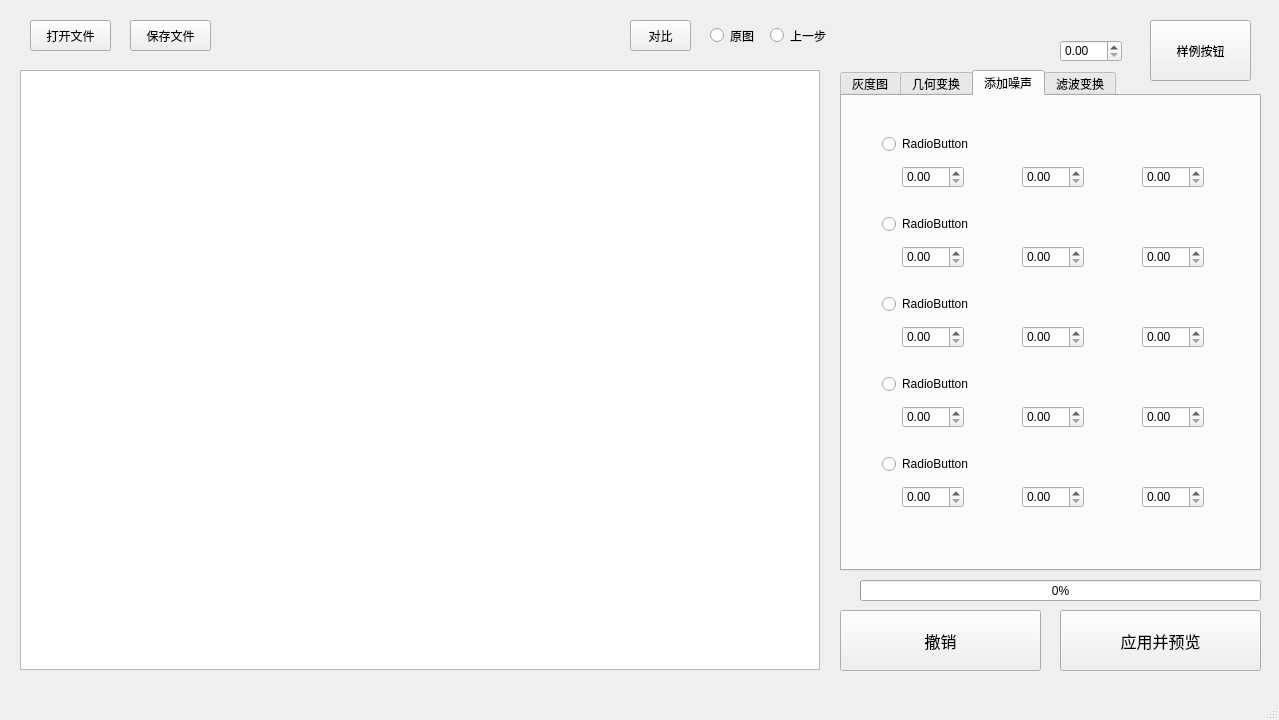
The window that gui/main.ui (xzx1449/DIP-assignment) describes before a commit, drawn with Qt 5.
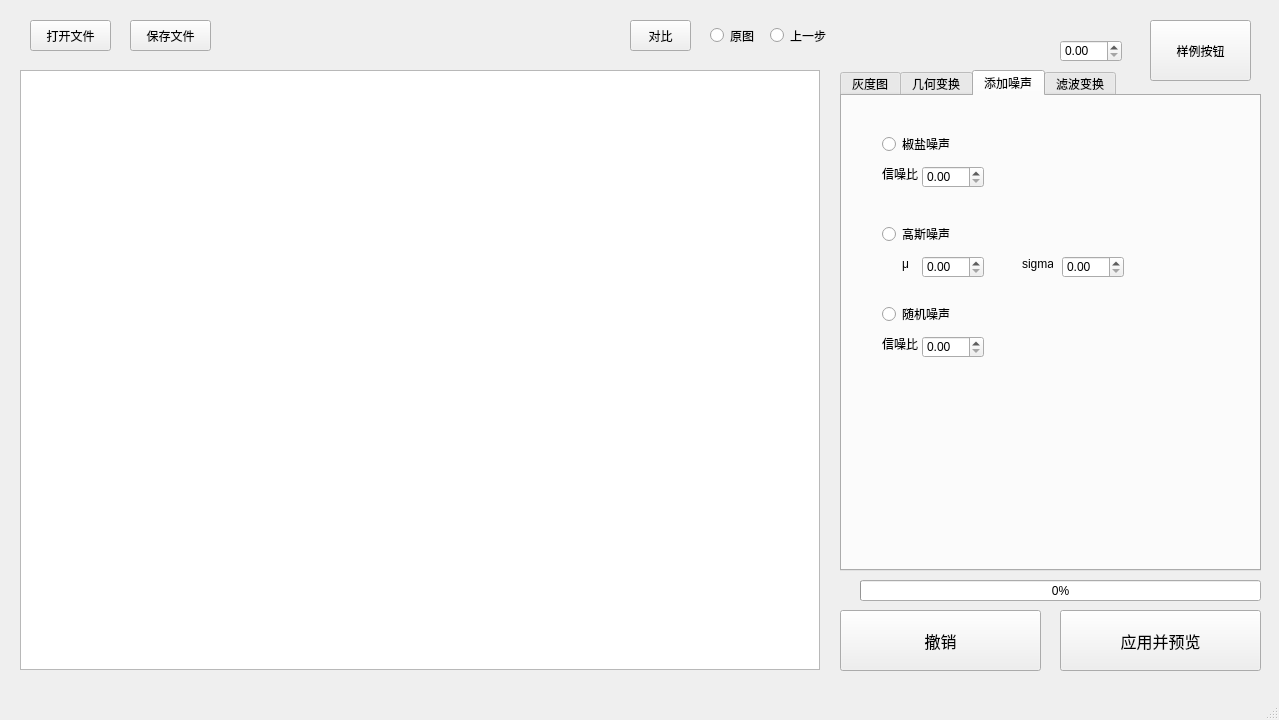
The same window after the commit. The open tabs and pages were chosen to show the change.

The edit to the form file:
```diff
--- a/gui/main.ui
+++ b/gui/main.ui
@@ -701,7 +701,7 @@
        </rect>
       </property>
       <property name="text">
-       <string>RadioButton</string>
+       <string>椒盐噪声</string>
       </property>
       <attribute name="buttonGroup">
        <string notr="true">choiceButtonGroup</string>
@@ -711,13 +711,13 @@
       <property name="geometry">
        <rect>
         <x>40</x>
-        <y>120</y>
+        <y>130</y>
         <width>89</width>
         <height>16</height>
        </rect>
       </property>
       <property name="text">
-       <string>RadioButton</string>
+       <string>高斯噪声</string>
       </property>
       <attribute name="buttonGroup">
        <string notr="true">choiceButtonGroup</string>
@@ -727,45 +727,13 @@
       <property name="geometry">
        <rect>
         <x>40</x>
-        <y>200</y>
+        <y>210</y>
         <width>89</width>
         <height>16</height>
        </rect>
       </property>
       <property name="text">
-       <string>RadioButton</string>
-      </property>
-      <attribute name="buttonGroup">
-       <string notr="true">choiceButtonGroup</string>
-      </attribute>
-     </widget>
-     <widget class="QRadioButton" name="choice34">
-      <property name="geometry">
-       <rect>
-        <x>40</x>
-        <y>280</y>
-        <width>89</width>
-        <height>16</height>
-       </rect>
-      </property>
-      <property name="text">
-       <string>RadioButton</string>
-      </property>
-      <attribute name="buttonGroup">
-       <string notr="true">choiceButtonGroup</string>
-      </attribute>
-     </widget>
-     <widget class="QRadioButton" name="choice35">
-      <property name="geometry">
-       <rect>
-        <x>40</x>
-        <y>360</y>
-        <width>89</width>
-        <height>16</height>
-       </rect>
-      </property>
-      <property name="text">
-       <string>RadioButton</string>
+       <string>随机噪声</string>
       </property>
       <attribute name="buttonGroup">
        <string notr="true">choiceButtonGroup</string>
@@ -774,152 +742,115 @@
      <widget class="QDoubleSpinBox" name="para311">
       <property name="geometry">
        <rect>
-        <x>60</x>
+        <x>80</x>
         <y>70</y>
         <width>62</width>
         <height>22</height>
        </rect>
       </property>
-     </widget>
-     <widget class="QDoubleSpinBox" name="para312">
-      <property name="geometry">
-       <rect>
-        <x>180</x>
-        <y>70</y>
-        <width>62</width>
-        <height>22</height>
-       </rect>
+      <property name="maximum">
+       <double>1.000000000000000</double>
       </property>
-     </widget>
-     <widget class="QDoubleSpinBox" name="para313">
-      <property name="geometry">
-       <rect>
-        <x>300</x>
-        <y>70</y>
-        <width>62</width>
-        <height>22</height>
-       </rect>
-      </property>
-     </widget>
-     <widget class="QDoubleSpinBox" name="para323">
-      <property name="geometry">
-       <rect>
-        <x>300</x>
-        <y>150</y>
-        <width>62</width>
-        <height>22</height>
-       </rect>
+      <property name="singleStep">
+       <double>0.100000000000000</double>
       </property>
      </widget>
      <widget class="QDoubleSpinBox" name="para321">
       <property name="geometry">
        <rect>
-        <x>60</x>
-        <y>150</y>
+        <x>80</x>
+        <y>160</y>
         <width>62</width>
         <height>22</height>
        </rect>
       </property>
+      <property name="maximum">
+       <double>255.000000000000000</double>
+      </property>
      </widget>
      <widget class="QDoubleSpinBox" name="para322">
       <property name="geometry">
        <rect>
-        <x>180</x>
-        <y>150</y>
+        <x>220</x>
+        <y>160</y>
         <width>62</width>
         <height>22</height>
        </rect>
       </property>
-     </widget>
-     <widget class="QDoubleSpinBox" name="para333">
-      <property name="geometry">
-       <rect>
-        <x>300</x>
-        <y>230</y>
-        <width>62</width>
-        <height>22</height>
-       </rect>
+      <property name="maximum">
+       <double>255.000000000000000</double>
       </property>
      </widget>
      <widget class="QDoubleSpinBox" name="para331">
       <property name="geometry">
        <rect>
-        <x>60</x>
-        <y>230</y>
+        <x>80</x>
+        <y>240</y>
         <width>62</width>
         <height>22</height>
        </rect>
       </property>
-     </widget>
-     <widget class="QDoubleSpinBox" name="para332">
-      <property name="geometry">
-       <rect>
-        <x>180</x>
-        <y>230</y>
-        <width>62</width>
-        <height>22</height>
-       </rect>
+      <property name="maximum">
+       <double>1.000000000000000</double>
       </property>
      </widget>
-     <widget class="QDoubleSpinBox" name="para343">
+     <widget class="QLabel" name="label_19">
       <property name="geometry">
        <rect>
-        <x>300</x>
-        <y>310</y>
-        <width>62</width>
-        <height>22</height>
+        <x>40</x>
+        <y>70</y>
+        <width>41</width>
+        <height>16</height>
        </rect>
       </property>
+      <property name="text">
+       <string>信噪比</string>
+      </property>
      </widget>
-     <widget class="QDoubleSpinBox" name="para341">
+     <widget class="QLabel" name="label_16">
       <property name="geometry">
        <rect>
         <x>60</x>
-        <y>310</y>
-        <width>62</width>
-        <height>22</height>
+        <y>160</y>
+        <width>21</width>
+        <height>16</height>
        </rect>
       </property>
+      <property name="text">
+       <string>μ</string>
+      </property>
      </widget>
-     <widget class="QDoubleSpinBox" name="para342">
+     <widget class="QLabel" name="label_17">
       <property name="geometry">
        <rect>
         <x>180</x>
-        <y>310</y>
-        <width>62</width>
-        <height>22</height>
+        <y>160</y>
+        <width>31</width>
+        <height>16</height>
        </rect>
       </property>
-     </widget>
-     <widget class="QDoubleSpinBox" name="para353">
-      <property name="geometry">
-       <rect>
-        <x>300</x>
-        <y>390</y>
-        <width>62</width>
-        <height>22</height>
-       </rect>
+      <property name="lineWidth">
+       <number>2</number>
       </property>
-     </widget>
-     <widget class="QDoubleSpinBox" name="para351">
-      <property name="geometry">
-       <rect>
-        <x>60</x>
-        <y>390</y>
-        <width>62</width>
-        <height>22</height>
-       </rect>
+      <property name="text">
+       <string>sigma</string>
       </property>
+      <property name="textFormat">
+       <enum>Qt::AutoText</enum>
+      </property>
      </widget>
-     <widget class="QDoubleSpinBox" name="para352">
+     <widget class="QLabel" name="label_20">
       <property name="geometry">
        <rect>
-        <x>180</x>
-        <y>390</y>
-        <width>62</width>
-        <height>22</height>
+        <x>40</x>
+        <y>240</y>
+        <width>41</width>
+        <height>16</height>
        </rect>
       </property>
+      <property name="text">
+       <string>信噪比</string>
+      </property>
      </widget>
     </widget>
     <widget class="QWidget" name="tab3">
```
Left out of the diff: 131 changed lines with no effect on the pictures.
